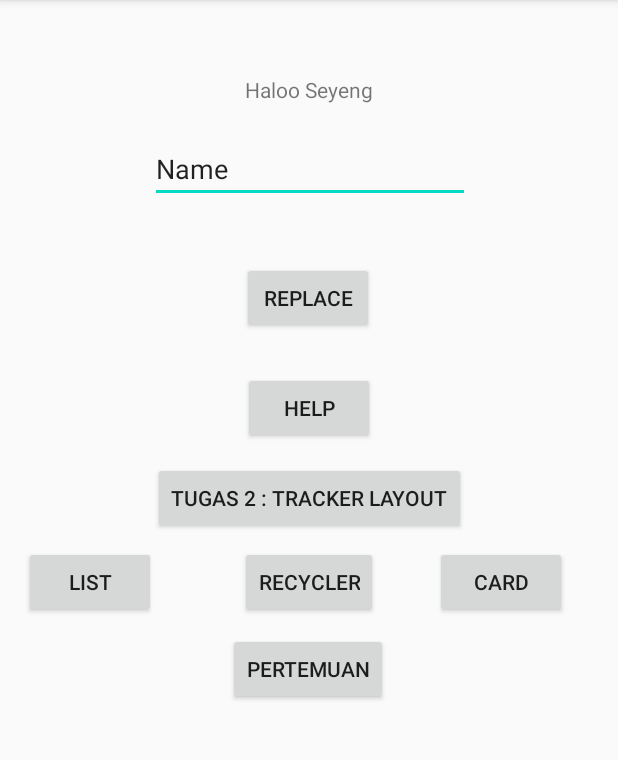
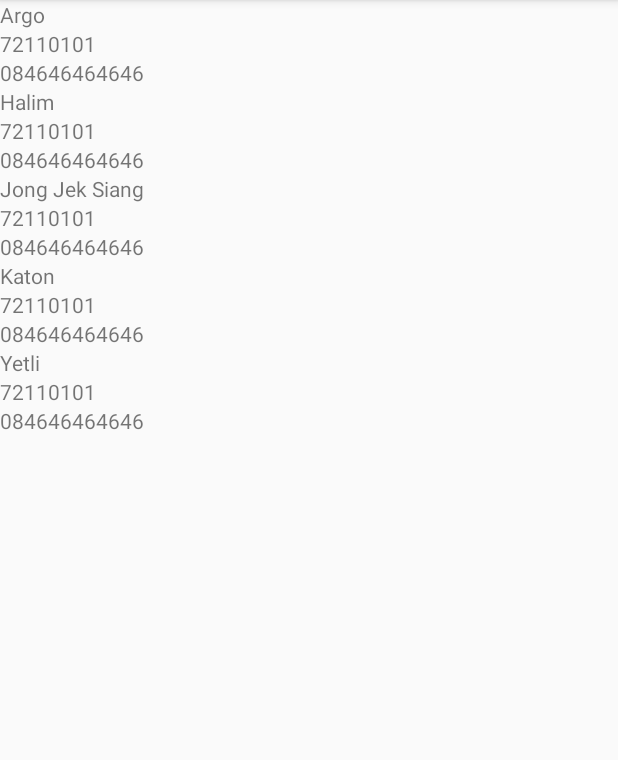
Before and after one commit to whosfeena/Progmob-fina, an Android app: the screen it shows after launch (MainActivity before the commit, DebuggingActivity after it), after a tap on "PERTEMUAN", on a phone screen of 412 x 824 dp, the part 84-844 px from its top. Run offline under Robolectric (Android 15) with nearby library versions, the phone set to English and light mode, and no system bars.

Commit message:
Debugging, Fix error

```diff
--- a/app/src/main/AndroidManifest.xml
+++ b/app/src/main/AndroidManifest.xml
@@ -11,6 +11,7 @@
         android:theme="@style/AppTheme">
         <activity android:name=".Model.CardViewTestActivity"></activity>
         <activity android:name=".Model.RecyclerActivity" />
+        <activity android:name=".Pertemuan4.DebuggingActivity" />
         <activity android:name=".Pertemuan3.ListActivity" />
         <activity android:name=".ProteinTracker" />
         <activity android:name=".HelpActivity" />
--- a/app/src/main/java/com/example/progmobtugas/MainActivity.java
+++ b/app/src/main/java/com/example/progmobtugas/MainActivity.java
@@ -10,8 +10,10 @@ import android.widget.EditText;
 import android.widget.TextView;
 
 import com.example.progmobtugas.Model.CardViewTestActivity;
+import com.example.progmobtugas.Model.MahasiswaDebugging;
 import com.example.progmobtugas.Pertemuan3.ListActivity;
 import com.example.progmobtugas.Model.RecyclerActivity;
+import com.example.progmobtugas.Pertemuan4.DebuggingActivity;
 
 public class MainActivity extends AppCompatActivity {
 
@@ -90,7 +92,8 @@ public class MainActivity extends AppCompatActivity {
         btnDeb.setOnClickListener(new View.OnClickListener() {
             @Override
             public void onClick(View view) {
-
+                Intent intent = new Intent(MainActivity.this, DebuggingActivity.class);
+                startActivity(intent);
             }
         });
 
--- a/app/src/main/java/com/example/progmobtugas/Model/MahasiswaDebugging.java
+++ b/app/src/main/java/com/example/progmobtugas/Model/MahasiswaDebugging.java
@@ -1,4 +1,4 @@
-package ukdw.com.progmob_2020.Model;
+package com.example.progmobtugas.Model;
 
 public class MahasiswaDebugging {
     private String nama;
--- a/app/src/main/java/com/example/progmobtugas/Pertemuan4/DebuggingActivity.java
+++ b/app/src/main/java/com/example/progmobtugas/Pertemuan4/DebuggingActivity.java
@@ -1,4 +1,4 @@
-package ukdw.com.progmob_2020.Pertemuan4;
+package com.example.progmobtugas.Pertemuan4;
 
 import androidx.appcompat.app.AppCompatActivity;
 import androidx.recyclerview.widget.LinearLayoutManager;
@@ -9,10 +9,10 @@ import android.os.Bundle;
 import java.util.ArrayList;
 import java.util.List;
 
-import ukdw.com.progmob_2020.Adapter.MahasiswaRecyclerAdapter;
-import ukdw.com.progmob_2020.Model.Mahasiswa;
-import ukdw.com.progmob_2020.Pertemuan2.RecyclerActivity;
-import ukdw.com.progmob_2020.R;
+import com.example.progmobtugas.Adapter.MahasiswaRecycleAdapter;
+import com.example.progmobtugas.Model.Mahasiswa;
+import com.example.progmobtugas.Model.RecyclerActivity;
+import com.example.progmobtugas.R;
 
 public class DebuggingActivity extends AppCompatActivity {
 
@@ -22,7 +22,7 @@ public class DebuggingActivity extends AppCompatActivity {
         setContentView(R.layout.activity_debugging);
 
         RecyclerView rv = (RecyclerView)findViewById(R.id.rvLatihan);
-        MahasiswaRecyclerAdapter mahasiswaRecyclerAdapter;
+        MahasiswaRecycleAdapter mahasiswaRecyclerAdapter;
 
         //data dummy
         List<Mahasiswa> mahasiswaList = new ArrayList<Mahasiswa>();
@@ -40,10 +40,10 @@ public class DebuggingActivity extends AppCompatActivity {
         mahasiswaList.add(m4);
         mahasiswaList.add(m5);
 
-        List<Mahasiswa> mahasiswaListDebug = new ArrayList<Mahasiswa>();
+        //List<Mahasiswa> mahasiswaListDebug = new ArrayList<Mahasiswa>();
 
-        mahasiswaRecyclerAdapter = new MahasiswaRecyclerAdapter(DebuggingActivity.this);
-        mahasiswaRecyclerAdapter.setMahasiswaList(mahasiswaListDebug);
+        mahasiswaRecyclerAdapter = new MahasiswaRecycleAdapter(DebuggingActivity.this);
+        mahasiswaRecyclerAdapter.setMahasiswaList(mahasiswaList);
 
         rv.setLayoutManager(new LinearLayoutManager(DebuggingActivity.this));
         rv.setAdapter(mahasiswaRecyclerAdapter);
--- a/app/src/main/res/layout/activity_debugging.xml
+++ b/app/src/main/res/layout/activity_debugging.xml
@@ -1,5 +1,6 @@
 <?xml version="1.0" encoding="utf-8"?>
-<androidx.constraintlayout.widget.ConstraintLayout xmlns:android="http://schemas.android.com/apk/res/android"
+<androidx.constraintlayout.widget.ConstraintLayout
+    xmlns:android="http://schemas.android.com/apk/res/android"
     xmlns:app="http://schemas.android.com/apk/res-auto"
     xmlns:tools="http://schemas.android.com/tools"
     android:layout_width="match_parent"
@@ -7,6 +8,7 @@
     tools:context=".Pertemuan4.DebuggingActivity">
 
     <androidx.recyclerview.widget.RecyclerView
+        android:id="@+id/rvLatihan"
         android:layout_width="match_parent"
         android:layout_height="match_parent" />
 </androidx.constraintlayout.widget.ConstraintLayout>
```
Also changed, not shown: app/src/main/java/com/example/progmobtugas/Adapter/DebuggingRecyclerAdapter.java (+8 -5 lines).
